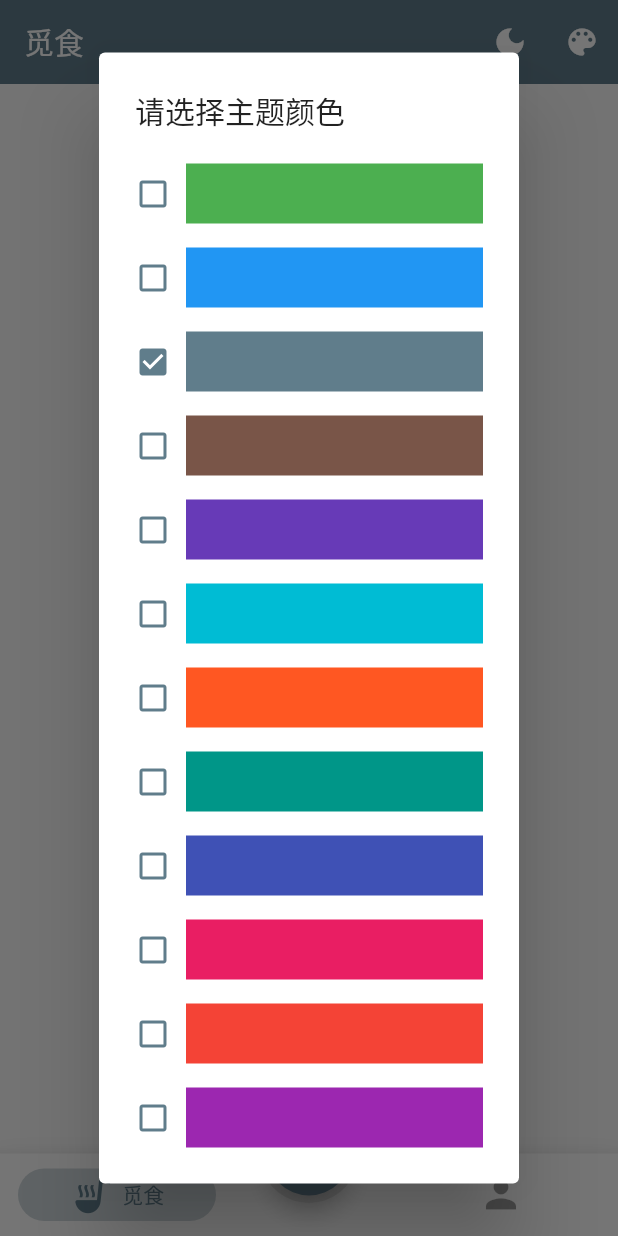
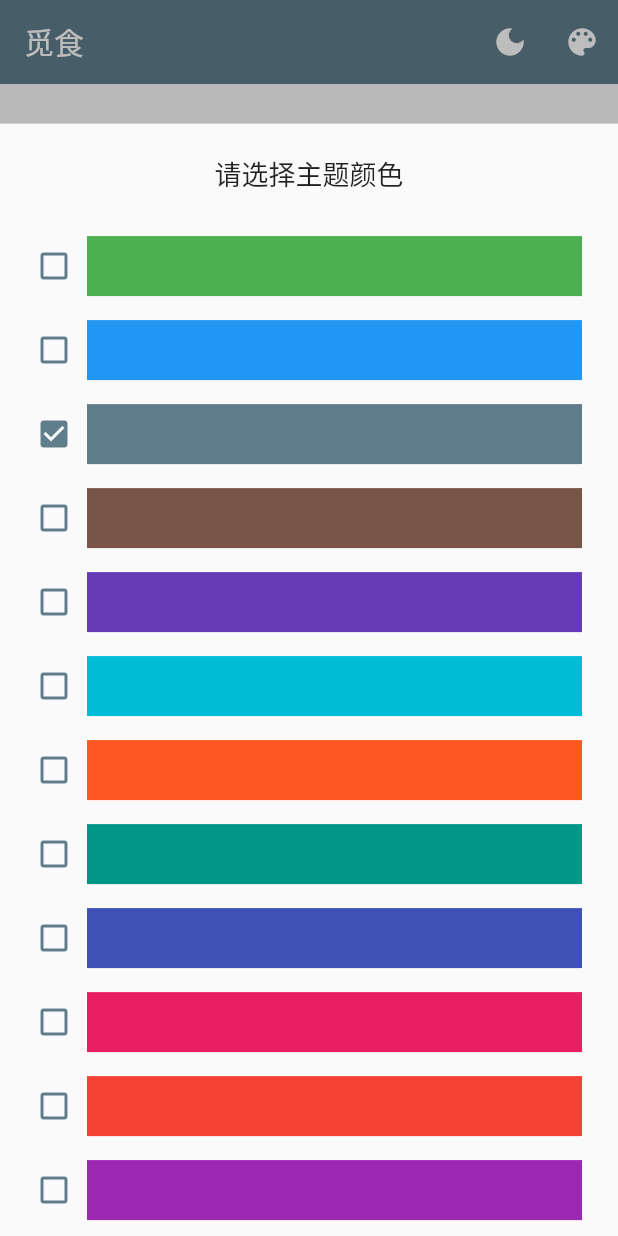
Before and after one commit to hellowmonkey-site/kitchen-flutter, a Flutter app: the screen it shows after launch, after a tap on the "color lens" icon, on a phone screen of 412 x 824 dp. Run offline on Flutter 3.47's test engine with Material 2 defaults, Android fonts, the phone set to English and light mode, and no system bars; drawn by our look-alikes of animated_bottom_navigation_bar; our stand-ins replace dio, fluttertoast, get, modal_bottom_sheet, shared_preferences.

Commit message:
feat：主题布局确定

```diff
--- a/lib/layout/main_layout.dart
+++ b/lib/layout/main_layout.dart
@@ -1,3 +1,4 @@
+import 'package:animated_bottom_navigation_bar/animated_bottom_navigation_bar.dart';
 import 'package:flutter/material.dart';
 import 'package:get/get.dart';
 import 'package:kitchen_flutter/config/page.dart';
@@ -8,6 +9,7 @@ import 'package:kitchen_flutter/page/publish_page.dart';
 import 'package:kitchen_flutter/page/search_page.dart';
 import 'package:kitchen_flutter/page/user_page.dart';
 import 'package:kitchen_flutter/provider/theme_provider.dart';
+import 'package:modal_bottom_sheet/modal_bottom_sheet.dart';
 import 'package:provider/provider.dart';
 
 // 记录退出按钮时间
@@ -41,13 +43,27 @@ class MainLayout extends StatelessWidget {
           actions: [
             IconButton(
                 onPressed: () {
-                  showDialog(
+                  showMaterialModalBottomSheet(
+                    animationCurve: Curves.bounceIn,
                     context: context,
+                    bounce: true,
+                    barrierColor:
+                        Get.isDarkMode ? Colors.white24 : Colors.black26,
                     builder: (context) {
                       final int currentIndex = themeProvider.themeModeIndex;
-                        return SimpleDialog(
-                          title: const Text('请选择主题模式'),
-                          children: themeModeList.map((item) {
+                      return Padding(
+                        padding: const EdgeInsets.symmetric(vertical: 10),
+                        child: Column(
+                          mainAxisSize: MainAxisSize.min,
+                          children: [
+                            const Padding(
+                              padding: EdgeInsets.only(top: 10, bottom: 20),
+                              child: Text(
+                                '请选择主题模式',
+                                style: TextStyle(fontSize: 18),
+                              ),
+                            ),
+                            ...themeModeList.map((item) {
                               final int index = themeModeList.indexOf(item);
                               return SimpleDialogOption(
                                 onPressed: () {
@@ -72,22 +88,47 @@ class MainLayout extends StatelessWidget {
                                 ),
                               );
                             }).toList(),
+                          ],
+                        ),
                       );
-                      });
+                    },
+                  );
                 },
                 tooltip: '修改主题模式',
                 icon:
                     Icon(Get.isDarkMode ? Icons.light_mode : Icons.dark_mode)),
             IconButton(
                 onPressed: () {
-                  showDialog(
+                  showMaterialModalBottomSheet(
+                    animationCurve: Curves.bounceIn,
                     context: context,
+                    bounce: true,
+                    barrierColor:
+                        Get.isDarkMode ? Colors.white24 : Colors.black26,
                     builder: (context) {
-                        final currentIndex = themeProvider.themeColorIndex;
-                        return SimpleDialog(
-                          title: const Text('请选择主题颜色'),
+                      final int currentIndex = themeProvider.themeModeIndex;
+                      return SizedBox(
+                        height: MediaQuery.of(context).size.height * 0.9,
+                        child: Padding(
+                          padding: const EdgeInsets.symmetric(vertical: 10),
+                          child: Column(
+                            mainAxisSize: MainAxisSize.min,
+                            children: [
+                              const Padding(
+                                padding: EdgeInsets.only(top: 10, bottom: 20),
+                                child: Text(
+                                  '请选择主题颜色',
+                                  style: TextStyle(fontSize: 18),
+                                ),
+                              ),
+                              Expanded(
+                                  child: SingleChildScrollView(
+                                controller: ModalScrollController.of(context),
+                                child: Column(
+                                  mainAxisSize: MainAxisSize.min,
                                   children: themeColorList.map((color) {
-                            final int index = themeColorList.indexOf(color);
+                                    final int index =
+                                        themeColorList.indexOf(color);
                                     return SimpleDialogOption(
                                       onPressed: () {
                                         themeProvider.changeThemeColor(index);
@@ -102,7 +143,8 @@ class MainLayout extends StatelessWidget {
                                         ),
                                         Expanded(
                                           child: Container(
-                                    margin: const EdgeInsets.only(left: 10),
+                                            margin:
+                                                const EdgeInsets.only(left: 10),
                                             //                                  width: 40,
                                             height: 40,
                                             color: color,
@@ -111,8 +153,14 @@ class MainLayout extends StatelessWidget {
                                       ]),
                                     );
                                   }).toList(),
+                                ),
+                              ))
+                            ],
+                          ),
+                        ),
                       );
-                      });
+                    },
+                  );
                 },
                 tooltip: '修改主题色',
                 icon: const Icon(Icons.color_lens))
@@ -125,77 +173,21 @@ class MainLayout extends StatelessWidget {
           },
           children: const [SearchPage(), UserPage()],
         ),
-        bottomNavigationBar: BottomAppBar(
-          color: Theme.of(context).bottomAppBarColor,
-          shape: const CircularNotchedRectangle(), //shape of notch
-          notchMargin:
-              5, //notche margin between floating button and bottom appbar
-          child: SizedBox(
-            height: 55,
-            child: Row(
-              //children inside bottom appbar
-              mainAxisSize: MainAxisSize.max,
-              mainAxisAlignment: MainAxisAlignment.spaceBetween,
-              crossAxisAlignment: CrossAxisAlignment.stretch,
-              children: (() {
-                final List<Widget> list = [];
-                for (var item in pageList) {
-                  var index = pageList.indexOf(item);
-                  list.add(Expanded(
-                    child: Padding(
-                      padding: const EdgeInsets.symmetric(
-                          vertical: 10, horizontal: 12),
-                      child: Obx(
-                        () => TextButton(
-                          onPressed: () {
+        bottomNavigationBar: Obx(() => AnimatedBottomNavigationBar(
+              splashColor: Theme.of(context).primaryColor,
+              backgroundColor: Theme.of(context).bottomAppBarColor,
+              activeColor: Theme.of(context).primaryColor,
+              inactiveColor: Theme.of(context).disabledColor,
+              activeIndex: controller.pageIndex.value,
+              onTap: (int index) {
                 pageController.jumpToPage(index);
               },
-                          style: TextButton.styleFrom(
-                              padding: const EdgeInsets.all(0),
-                              foregroundColor:
-                                  controller.pageIndex.value == index
-                                      ? Theme.of(context).primaryColor
-                                      : Theme.of(context).disabledColor,
-                              backgroundColor:
-                                  controller.pageIndex.value == index
-                                      ? themeProvider.themeBrightness ==
-                                              Brightness.dark
-                                          ? Theme.of(context).primaryColorDark
-                                          : Theme.of(context).primaryColorLight
-                                      : null,
-                              shape: RoundedRectangleBorder(
-                                  borderRadius: BorderRadius.circular(20))),
-                          child: Row(
-                            crossAxisAlignment: CrossAxisAlignment.center,
-                            mainAxisAlignment: MainAxisAlignment.center,
-                            children: [
-                              Icon(
-                                item.icon,
-                                size: 30,
-                              ),
-                              if (controller.pageIndex.value == index)
-                                Padding(
-                                  padding: const EdgeInsets.only(left: 5),
-                                  child: Text(
-                                    item.text,
-                                    style: const TextStyle(fontSize: 14),
-                                  ),
-                                )
-                            ],
-                          ),
-                        ),
-                      ),
-                    ),
-                  ));
-                  if (index == 0) {
-                    list.add(const SizedBox(width: 100));
-                  }
-                }
-                return list.toList();
-              })(),
-            ),
-          ),
-        ),
+              icons: const [Icons.soup_kitchen, Icons.person],
+              gapLocation: GapLocation.center,
+              notchSmoothness: NotchSmoothness.softEdge,
+              leftCornerRadius: 10,
+              rightCornerRadius: 10,
+            )),
         floatingActionButton: FloatingActionButton(
           tooltip: '发布新菜谱',
           onPressed: () {
--- a/pubspec.yaml
+++ b/pubspec.yaml
@@ -49,6 +49,8 @@ dependencies:
   fluttertoast: ^8.1.1
   shared_preferences: ^2.0.15
   provider: ^6.0.4
+  modal_bottom_sheet: ^2.1.2
+  animated_bottom_navigation_bar: ^1.1.0
 
 dev_dependencies:
   flutter_test:
```
Also changed, not shown: pubspec.lock. Lines whose indentation alone changed are shown as unchanged.
